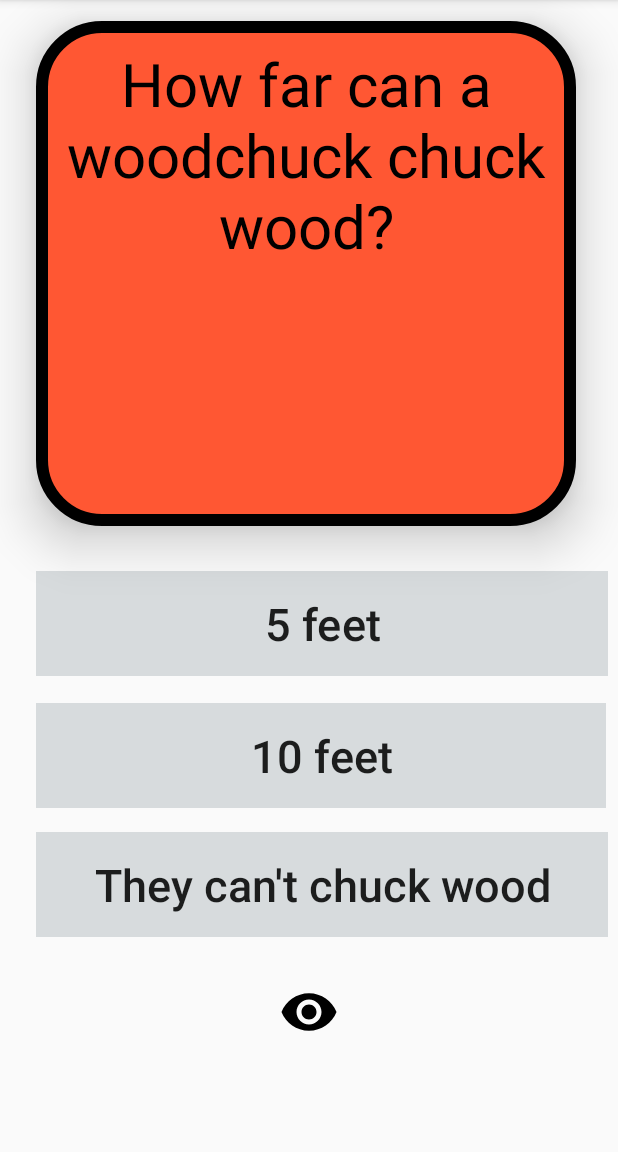
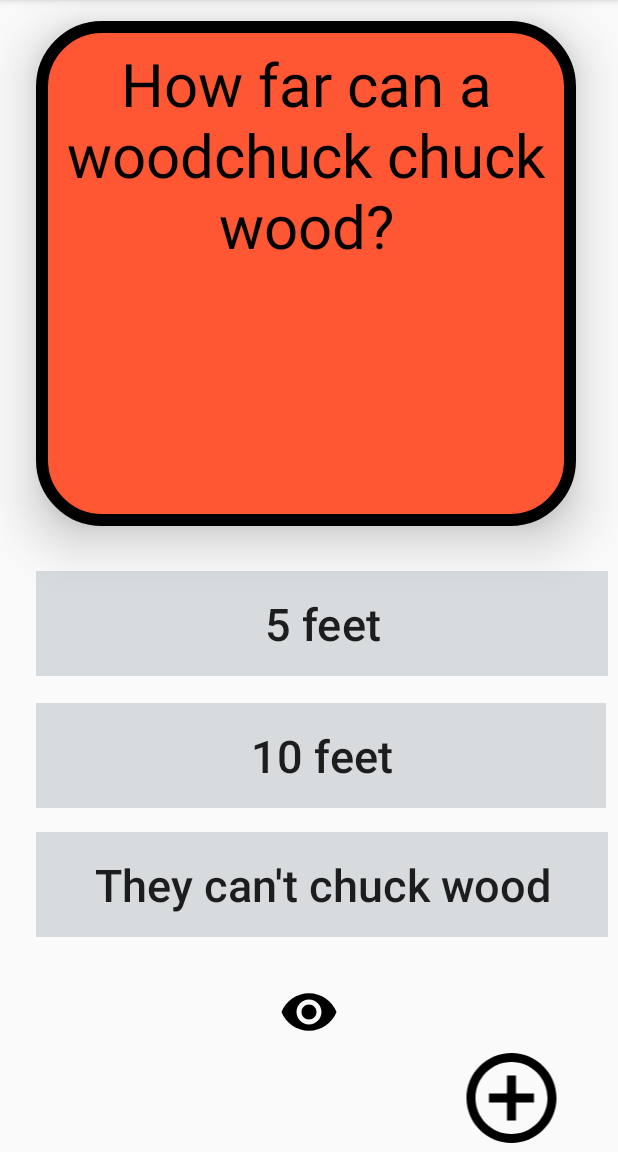
Before and after one commit to j-davila/Show_Me_The_Answer, an Android app: the screen it shows after launch (MainActivity), on a phone screen of 412 x 824 dp, the part 84-1236 px from its top. Run offline under Robolectric (Android 15) with nearby library versions, the phone set to English and light mode, and no system bars.

Commit message:
1. Added first three required features for the second lab.

```diff
--- a/app/src/main/AndroidManifest.xml
+++ b/app/src/main/AndroidManifest.xml
@@ -9,7 +9,8 @@
         android:roundIcon="@mipmap/ic_launcher_round"
         android:supportsRtl="true"
         android:theme="@style/Theme.AppCompat.Light.DarkActionBar">
-        <activity android:name=".MainActivity"
+        <activity
+            android:name=".MainActivity"
             android:theme="@style/Theme.AppCompat.Light.DarkActionBar">
             <intent-filter>
                 <action android:name="android.intent.action.MAIN" />
@@ -17,6 +18,7 @@
                 <category android:name="android.intent.category.LAUNCHER" />
             </intent-filter>
         </activity>
+        <activity android:name=".AddCardActivity"></activity>
     </application>
 
 </manifest>
--- /dev/null
+++ b/app/src/main/res/drawable/add_card.xml
@@ -0,0 +1,9 @@
+<vector xmlns:android="http://schemas.android.com/apk/res/android"
+        android:width="24dp"
+        android:height="24dp"
+        android:viewportWidth="24.0"
+        android:viewportHeight="24.0">
+    <path
+        android:fillColor="#FF000000"
+        android:pathData="M13,7h-2v4L7,11v2h4v4h2v-4h4v-2h-4L13,7zM12,2C6.49,2 2,6.49 2,12s4.49,10 10,10 10,-4.49 10,-10S17.51,2 12,2zM12,20c-4.41,0 -8,-3.59 -8,-8s3.59,-8 8,-8 8,3.59 8,8 -3.59,8 -8,8z"/>
+</vector>
--- a/app/src/main/res/layout/activity_main.xml
+++ b/app/src/main/res/layout/activity_main.xml
@@ -1,5 +1,6 @@
 <?xml version="1.0" encoding="utf-8"?>
 <RelativeLayout xmlns:android="http://schemas.android.com/apk/res/android"
+    xmlns:app="http://schemas.android.com/apk/res-auto"
     xmlns:tools="http://schemas.android.com/tools"
     android:layout_width="match_parent"
     android:layout_height="match_parent"
@@ -104,4 +105,15 @@
         android:contentDescription="@string/invisible"
         android:src="@drawable/eye_invisible"
         android:visibility="invisible" />
+
+    <ImageView
+        android:id="@+id/add_card"
+        android:layout_width="74dp"
+        android:layout_height="78dp"
+        android:layout_below="@+id/visible"
+        android:layout_alignParentEnd="true"
+        android:layout_marginTop="-72dp"
+        android:layout_marginEnd="34dp"
+        android:contentDescription="@string/add_card"
+        app:srcCompat="@drawable/add_card" />
 </RelativeLayout>
--- a/app/src/main/res/values/strings.xml
+++ b/app/src/main/res/values/strings.xml
@@ -6,4 +6,8 @@
     <string name="answer3">They can\'t chuck wood</string>
     <string name="visible">Makes answers visible</string>
     <string name="invisible">Makes answers invisible</string>
+    <string name="add_card">User selects icon to add a custom flashcard</string>
+    <string name="cancel_add">User cancels adding a new card</string>
+    <string name="question_text">Enter your awesome question here</string>
+    <string name="answer_text">Enter Your Best Guess Here</string>
 </resources>
```
Also changed, not shown: app/src/main/java/com/github/noreply/a34734577j_davilausers/show_me_the_answer/AddCardActivity.java (added, +20 -0 lines), app/src/main/java/com/github/noreply/a34734577j_davilausers/show_me_the_answer/MainActivity.java (+15 -5 lines), app/src/main/res/drawable/cancel_add.xml (added, +9 -0 lines), app/src/main/res/layout/activity_add_card.xml (added, +44 -0 lines).
